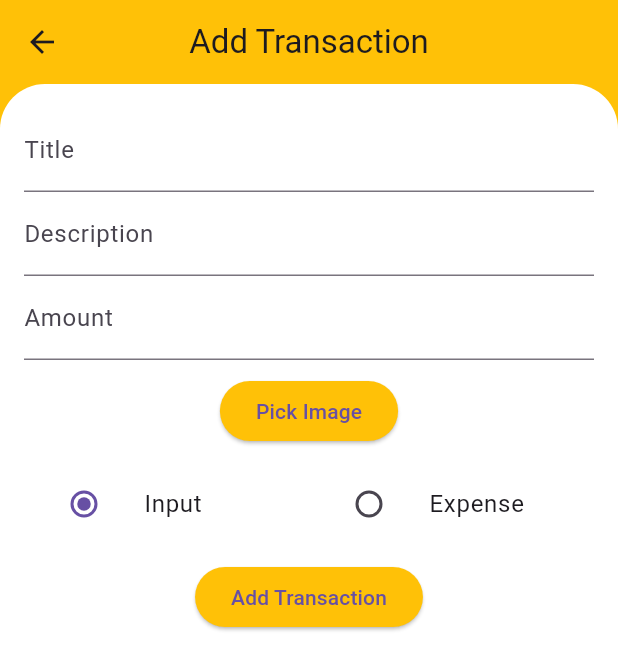
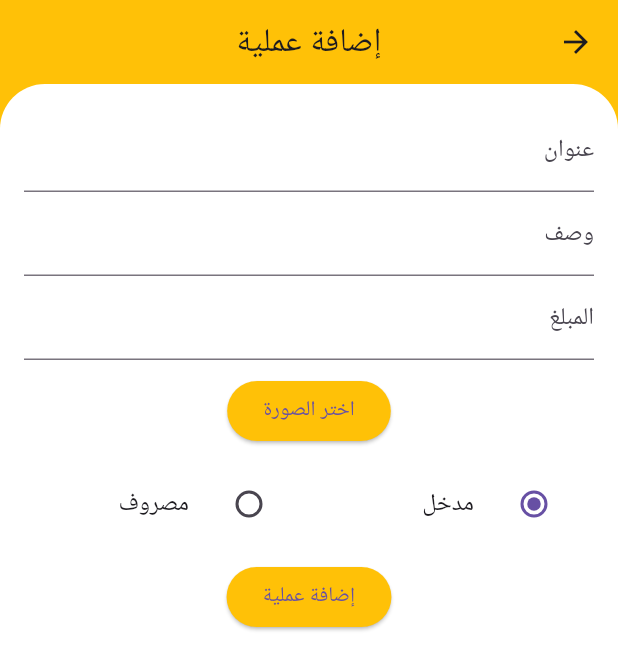
Before and after one commit to Huthaifa-Al-Manasrah/money_manager, a Flutter app: the screen it shows after launch, after a tap on the "add" icon, on a phone screen of 412 x 824 dp. Shown: the top 670 px of the screen. Run offline on Flutter 3.47's test engine with Material 3 defaults, Android fonts, the phone set to English and light mode, and no system bars; our stand-ins replace image_picker, sqflite; accounts and stored records are empty.

Commit message:
some optmizations

```diff
--- a/lib/entities/transaction.dart
+++ b/lib/entities/transaction.dart
@@ -2,10 +2,10 @@ class TransactionEntity {
   final String id;
   final String title;
   final String description;
-  final String imagePath;
+  final String? imagePath;
   final DateTime date;
   final double amount;
   final bool isInput;
 
-  TransactionEntity({required this.id, required this.title, required this.description, required this.imagePath, required this.date, required this.amount, required this.isInput});
+  TransactionEntity({required this.id, required this.title, required this.description, this.imagePath, required this.date, required this.amount, required this.isInput});
 }
--- /dev/null
+++ b/lib/l10n/intl_ar.arb
@@ -0,0 +1,20 @@
+{
+"addTransaction":"إضافة عملية",
+"title":"عنوان",
+"pleaseEnterATitle":"الرجاء إدخال عنوان",
+"description":"وصف",
+"pleaseEnterADescription":"الرجاء إدخال وصف",
+"amount":"المبلغ",
+"pleaseEnterAnAmount":"الرجاء إدخال المبلغ",
+"pleaseEnterAValidNumber":"من فضلك أدخل رقما صالحا",
+"pickImage":"اختر الصورة",
+"input":"مدخل",
+"expense":"مصروف",
+"inputs":"مدخلات",
+"expenses":"نفقات",
+"moneyManager":"مدير المال",
+"thereAreNoEntriesYet":"لا توجد إدخالات حتى الآن",
+"date":"تاريخ",
+"type":"النوع",
+"transactionDetails":"تفاصيل العملية"
+}
--- a/lib/main.dart
+++ b/lib/main.dart
@@ -2,8 +2,11 @@ import 'dart:async';
 
 import 'package:flutter/material.dart';
 import 'package:money_manager/providers/transaction_provider.dart';
+import 'package:flutter_localizations/flutter_localizations.dart';
 import 'package:money_manager/screens/home_screen.dart';
 import 'package:provider/provider.dart';
+
+import 'generated/l10n.dart';
 
 Future<void> main() async {
   WidgetsFlutterBinding.ensureInitialized();
@@ -25,6 +28,14 @@ class MyApp extends StatelessWidget {
     return MaterialApp(
       title: 'Money Manager',
       debugShowCheckedModeBanner: false,
+      localizationsDelegates: const [
+        S.delegate,
+        GlobalMaterialLocalizations.delegate,
+        GlobalWidgetsLocalizations.delegate,
+        GlobalCupertinoLocalizations.delegate,
+      ],
+      locale: const Locale('ar'),
+      supportedLocales: const [Locale('ar')],
       theme: ThemeData(
         primarySwatch: Colors.blue,
         scaffoldBackgroundColor: Colors.amber,
--- a/lib/providers/transaction_provider.dart
+++ b/lib/providers/transaction_provider.dart
@@ -2,7 +2,6 @@ import 'package:flutter/material.dart';
 import 'package:sqflite/sqflite.dart';
 import 'package:path/path.dart';
 import 'package:money_manager/entities/transaction.dart';
-
 
 class TransactionProvider with ChangeNotifier {
   List<TransactionEntity> _transactions = [];
--- a/lib/screens/add_transaction_screen.dart
+++ b/lib/screens/add_transaction_screen.dart
@@ -5,8 +5,8 @@ import 'package:image_picker/image_picker.dart';
 import 'package:provider/provider.dart';
 
 import '../entities/transaction.dart';
+import '../generated/l10n.dart';
 import '../providers/transaction_provider.dart';
-
 
 class AddTransactionScreen extends StatefulWidget {
   const AddTransactionScreen({super.key});
@@ -16,14 +16,11 @@ class AddTransactionScreen extends StatefulWidget {
 }
 
 class _AddTransactionScreenState extends State<AddTransactionScreen> {
+  final GlobalKey<FormState> _formKey = GlobalKey<FormState>();
   final TextEditingController titleController = TextEditingController();
-
   final TextEditingController descriptionController = TextEditingController();
-
   final TextEditingController amountController = TextEditingController();
-
   File? _image;
-
   bool isInput = true;
 
   Future<void> _pickImage() async {
@@ -35,10 +32,26 @@ class _AddTransactionScreenState extends State<AddTransactionScreen> {
     }
   }
 
+  void _saveForm() {
+    if (_formKey.currentState?.validate() ?? false) {
+      final newTransaction = TransactionEntity(
+        id: DateTime.now().toString(),
+        title: titleController.text,
+        description: descriptionController.text,
+        imagePath: _image?.path,
+        date: DateTime.now(),
+        amount: double.parse(amountController.text),
+        isInput: isInput,
+      );
+      Provider.of<TransactionProvider>(context, listen: false).addTransaction(newTransaction);
+      Navigator.pop(context);
+    }
+  }
+
   @override
   Widget build(BuildContext context) {
     return Scaffold(
-      appBar: AppBar(title: const Text('Add Transaction')),
+      appBar: AppBar(title: Text(S.of(context).addTransaction)),
       body: Container(
         height: MediaQuery.of(context).size.height,
         clipBehavior: Clip.hardEdge,
@@ -52,20 +65,53 @@ class _AddTransactionScreenState extends State<AddTransactionScreen> {
         child: SingleChildScrollView(
           child: Padding(
             padding: const EdgeInsets.all(16.0),
+            child: Form(
+              key: _formKey,
               child: Column(
                 children: [
-                TextField(controller: titleController, decoration: const InputDecoration(labelText: 'Title')),
-                TextField(controller: descriptionController, decoration: const InputDecoration(labelText: 'Description')),
-                TextField(controller: amountController, decoration: const InputDecoration(labelText: 'Amount'), keyboardType: TextInputType.number),
+                  TextFormField(
+                    controller: titleController,
+                    decoration: InputDecoration(labelText: S.of(context).title),
+                    validator: (value) {
+                      if (value == null || value.isEmpty) {
+                        return S.of(context).pleaseEnterATitle;
+                      }
+                      return null;
+                    },
+                  ),
+                  TextFormField(
+                    controller: descriptionController,
+                    decoration: InputDecoration(labelText: S.of(context).description),
+                    validator: (value) {
+                      if (value == null || value.isEmpty) {
+                        return S.of(context).pleaseEnterADescription;
+                      }
+                      return null;
+                    },
+                  ),
+                  TextFormField(
+                    controller: amountController,
+                    decoration: InputDecoration(labelText: S.of(context).amount),
+                    keyboardType: TextInputType.number,
+                    validator: (value) {
+                      if (value == null || value.isEmpty) {
+                        return S.of(context).pleaseEnterAnAmount;
+                      }
+                      if (double.tryParse(value) == null) {
+                        return S.of(context).pleaseEnterAValidNumber;
+                      }
+                      return null;
+                    },
+                  ),
                   const SizedBox(height: 10),
-                ElevatedButton(onPressed: _pickImage, child: const Text('Pick Image')),
+                  ElevatedButton(onPressed: _pickImage, child: Text(S.of(context).pickImage)),
                   if (_image != null) Image.file(_image!),
                   const SizedBox(height: 10),
                   Row(
                     children: [
                       Expanded(
                         child: ListTile(
-                        title: const Text('Input'),
+                          title: Text(S.of(context).input),
                           leading: Radio<bool>(
                             value: true,
                             groupValue: isInput,
@@ -79,7 +125,7 @@ class _AddTransactionScreenState extends State<AddTransactionScreen> {
                       ),
                       Expanded(
                         child: ListTile(
-                        title: const Text('Expense'),
+                          title: Text(S.of(context).expense),
                           leading: Radio<bool>(
                             value: false,
                             groupValue: isInput,
@@ -95,22 +141,11 @@ class _AddTransactionScreenState extends State<AddTransactionScreen> {
                   ),
                   const SizedBox(height: 10),
                   ElevatedButton(
-                  onPressed: () {
-                    final newTransaction = TransactionEntity(
-                      id: DateTime.now().toString(),
-                      title: titleController.text,
-                      description: descriptionController.text,
-                      imagePath: _image!.path,
-                      date: DateTime.now(),
-                      amount: double.parse(amountController.text),
-                      isInput: isInput,
-                    );
-                    Provider.of<TransactionProvider>(context, listen: false).addTransaction(newTransaction);
-                    Navigator.pop(context);
-                  },
-                  child: const Text('Add Transaction'),
+                    onPressed: _saveForm,
+                    child: Text(S.of(context).addTransaction),
                   ),
                 ],
+              ),
             ),
           ),
         ),
--- a/lib/screens/home_screen.dart
+++ b/lib/screens/home_screen.dart
@@ -5,6 +5,7 @@ import 'package:money_manager/screens/add_transaction_screen.dart';
 import 'package:money_manager/screens/transaction_details_screen.dart';
 import 'package:provider/provider.dart';
 
+import '../generated/l10n.dart';
 import '../providers/transaction_provider.dart';
 
 class HomeScreen extends StatefulWidget {
@@ -23,7 +24,7 @@ class _HomeScreenState extends State<HomeScreen> {
     transactionProvider.fetchTransactions();
 
     return Scaffold(
-      appBar: AppBar(title: const Text('Money Manager')),
+      appBar: AppBar(title: Text(S.of(context).moneyManager)),
       body: Container(
         clipBehavior: Clip.hardEdge,
         decoration: const BoxDecoration(
@@ -37,7 +38,8 @@ class _HomeScreenState extends State<HomeScreen> {
           builder: (context, provider, child) {
             final groupedTransactions = provider.groupTransactionsByMonth();
 
-            return ListView.builder(
+            if(groupedTransactions.keys.isNotEmpty) {
+              return ListView.builder(
               itemCount: groupedTransactions.keys.length,
               itemBuilder: (context, index) {
                 final month = groupedTransactions.keys.elementAt(index);
@@ -92,7 +94,7 @@ class _HomeScreenState extends State<HomeScreen> {
                             children: [
                               const SizedBox(width: 5),
                               Text(
-                                '\$${difference.toStringAsFixed(2)}',
+                                '${difference.toStringAsFixed(2)}\$',
                                 style: const TextStyle(
                                   color: Colors.blue,
                                   fontWeight: FontWeight.bold,
@@ -126,8 +128,8 @@ class _HomeScreenState extends State<HomeScreen> {
                                           Image.asset('assets/icons/poor.png',
                                               width: 30, height: 30),
                                           const SizedBox(height: 20),
-                                          const Text('Inputs',
-                                              style: TextStyle(
+                                          Text(S.of(context).inputs,
+                                              style: const TextStyle(
                                                 color: Colors.green,
                                                 fontWeight: FontWeight.bold,
                                                 fontSize: 16,
@@ -154,8 +156,8 @@ class _HomeScreenState extends State<HomeScreen> {
                                               width: 20,
                                               height: 30),
                                           const SizedBox(height: 20),
-                                          const Text('Expenses',
-                                              style: TextStyle(
+                                          Text(S.of(context).expenses,
+                                              style: const TextStyle(
                                                 color: Colors.red,
                                                 fontWeight: FontWeight.bold,
                                                 fontSize: 16,
@@ -179,7 +181,7 @@ class _HomeScreenState extends State<HomeScreen> {
                       ),
                       children: transactions.map((tx) {
                         return ListTile(
-                          leading: Image.file(File(tx.imagePath)),
+                          leading: tx.imagePath != null ? Image.file(File(tx.imagePath!)) : const Icon(Icons.receipt_long),
                           title: Text(tx.title,
                               style: const TextStyle(
                                   fontSize: 16, fontWeight: FontWeight.w700)),
@@ -221,6 +223,19 @@ class _HomeScreenState extends State<HomeScreen> {
                 );
               },
             );
+            }
+
+
+            return Center(
+              child: Column(
+                mainAxisAlignment: MainAxisAlignment.center,
+                children: [
+                  const Icon(Icons.receipt_long, size: 50),
+                  const SizedBox(height: 10),
+                  Text(S.of(context).thereAreNoEntriesYet, style: const TextStyle(fontWeight: FontWeight.w700, fontSize: 18))
+                ],
+              ),
+            );
           },
         ),
       ),
--- a/lib/screens/transaction_details_screen.dart
+++ b/lib/screens/transaction_details_screen.dart
@@ -1,6 +1,8 @@
 import 'package:flutter/material.dart';
 import 'package:money_manager/entities/transaction.dart';
 import 'dart:io';
+
+import '../generated/l10n.dart';
 
 class TransactionDetailsScreen extends StatelessWidget {
   final TransactionEntity transaction;
@@ -11,7 +13,7 @@ class TransactionDetailsScreen extends StatelessWidget {
   Widget build(BuildContext context) {
     return Scaffold(
       appBar: AppBar(
-        title: const Text('Transaction Details'),
+        title: Text(S.of(context).transactionDetails),
       ),
       body: Container(
         height: MediaQuery.of(context).size.height,
@@ -29,18 +31,18 @@ class TransactionDetailsScreen extends StatelessWidget {
             child: Column(
               crossAxisAlignment: CrossAxisAlignment.start,
               children: [
-                Text('Title: ${transaction.title}', style: const TextStyle(fontSize: 20, fontWeight: FontWeight.bold)),
+                Text('${S.of(context).title}: ${transaction.title}', style: const TextStyle(fontSize: 20, fontWeight: FontWeight.bold)),
                 const SizedBox(height: 10),
-                Text('Description: ${transaction.description}', style: const TextStyle(fontSize: 16)),
+                Text('${S.of(context).description}: ${transaction.description}', style: const TextStyle(fontSize: 16)),
                 const SizedBox(height: 10),
-                Text('Amount: \$${transaction.amount.toStringAsFixed(2)}', style: const TextStyle(fontSize: 16)),
+                Text('${S.of(context).amount}: \$${transaction.amount.toStringAsFixed(2)}', style: const TextStyle(fontSize: 16)),
                 const SizedBox(height: 10),
-                Text('Date: ${transaction.date.toLocal().toString().split(' ')[0]}', style: const TextStyle(fontSize: 16)),
+                Text('${S.of(context).date}: ${transaction.date.toLocal().toString().split(' ')[0]}', style: const TextStyle(fontSize: 16)),
                 const SizedBox(height: 20),
-                Text('Type: ${transaction.isInput ? 'Input' : 'Expense'}', style: TextStyle(fontSize: 16)),
+                Text('${S.of(context).type}: ${transaction.isInput ? S.of(context).input : S.of(context).expense}', style: const TextStyle(fontSize: 16)),
                 const SizedBox(height: 20),
-                if (transaction.imagePath.isNotEmpty)
-                  Image.file(File(transaction.imagePath)),
+                if(transaction.imagePath != null)
+                  Image.file(File(transaction.imagePath!)),
               ],
             ),
           ),
--- a/lib/widgets/transaction_list.dart
+++ b/lib/widgets/transaction_list.dart
@@ -16,7 +16,7 @@ class TransactionList extends StatelessWidget {
       itemBuilder: (ctx, i) {
         final tx = transactions[i];
         return ListTile(
-          leading: Image.file(File(tx.imagePath)),
+          leading: tx.imagePath != null ? Image.file(File(tx.imagePath!)) : Image.asset('assets/images/bill.png'),
           title: Text(tx.title),
           subtitle: Text(tx.description),
           trailing: Text('\$${tx.amount.toStringAsFixed(2)}'),
```
Also changed, not shown: lib/l10n/intl_en.arb (added, +20 -0 lines), pubspec.yaml (+12 -0 lines), assets/icons/app_icon.png (added), lib/generated/intl/messages_all.dart (added), lib/generated/intl/messages_ar.dart (added), lib/generated/intl/messages_en.dart (added), lib/generated/l10n.dart (added), pubspec.lock, 27 other files. Lines whose indentation alone changed are shown as unchanged.
